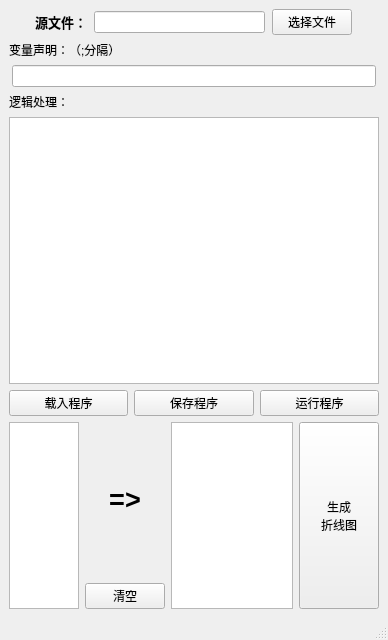
The window that data_show/mainview.ui (yourback/Data_Process_Show) describes before a commit, drawn with Qt 5.
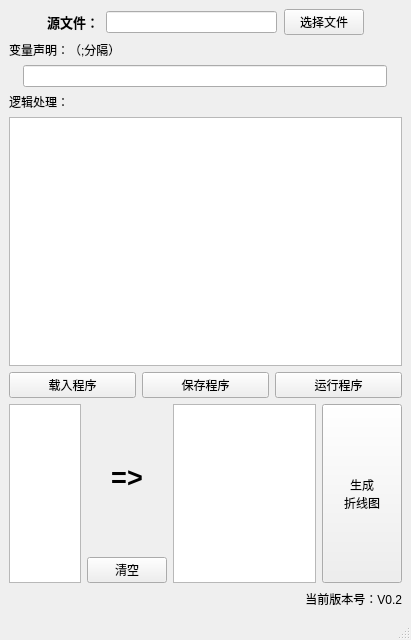
The same window after the commit. Custom widgets are drawn as their Qt base class.

Diff of the .ui file:
```diff
--- a/data_show/mainview.ui
+++ b/data_show/mainview.ui
@@ -6,7 +6,7 @@
    <rect>
     <x>0</x>
     <y>0</y>
-    <width>388</width>
+    <width>411</width>
     <height>640</height>
    </rect>
   </property>
@@ -14,7 +14,7 @@
    <string>数据编程显示系统</string>
   </property>
   <widget class="QWidget" name="centralwidget">
-   <layout class="QVBoxLayout" name="verticalLayout_4" stretch="1,6,3">
+   <layout class="QVBoxLayout" name="verticalLayout_4" stretch="1,6,3,0">
     <item>
      <layout class="QHBoxLayout" name="horizontalLayout_3">
       <property name="spacing">
@@ -234,10 +234,44 @@
       </item>
      </layout>
     </item>
+    <item>
+     <layout class="QHBoxLayout" name="horizontalLayout">
+      <item>
+       <spacer name="horizontalSpacer_3">
+        <property name="orientation">
+         <enum>Qt::Horizontal</enum>
+        </property>
+        <property name="sizeHint" stdset="0">
+         <size>
+          <width>40</width>
+          <height>20</height>
+         </size>
+        </property>
+       </spacer>
+      </item>
+      <item>
+       <widget class="LabelClickable" name="about">
+        <property name="text">
+         <string>当前版本号：V0.2</string>
+        </property>
+        <property name="alignment">
+         <set>Qt::AlignRight|Qt::AlignTrailing|Qt::AlignVCenter</set>
+        </property>
+       </widget>
+      </item>
+     </layout>
+    </item>
    </layout>
   </widget>
   <widget class="QStatusBar" name="statusbar"/>
  </widget>
+ <customwidgets>
+  <customwidget>
+   <class>LabelClickable</class>
+   <extends>QLabel</extends>
+   <header>diy_widget.label_clickable</header>
+  </customwidget>
+ </customwidgets>
  <resources/>
  <connections/>
 </ui>
```
